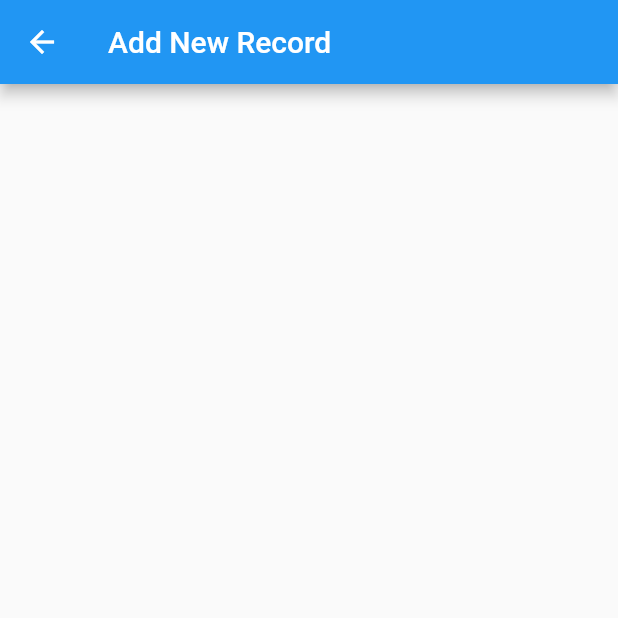
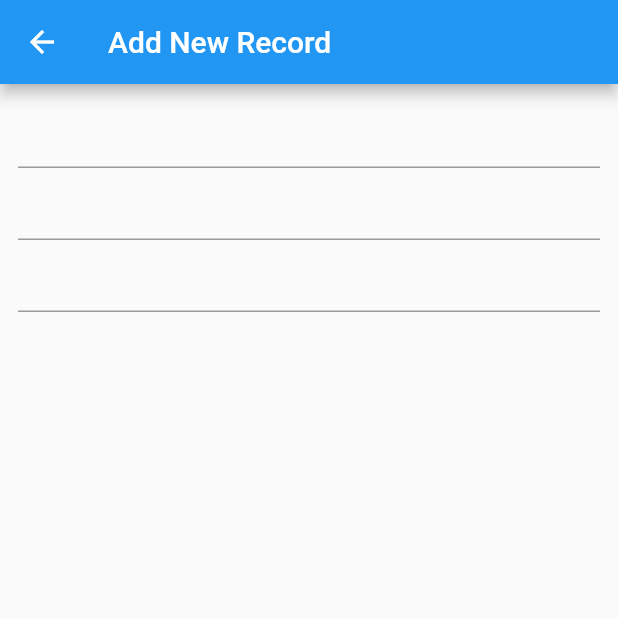
Before and after one commit to ozkayas/weight-tracker, a Flutter app: the AddRecordScreen screen opened directly, on a phone screen of 412 x 824 dp, the top half of it. Run offline on Flutter 3.47's test engine with Material 2 defaults, Android fonts, the phone set to English and light mode, and no system bars; our stand-ins replace freezed_annotation, get.

Commit message:
Add navigation and form widget

```diff
--- a/lib/views/add_record.dart
+++ b/lib/views/add_record.dart
@@ -11,6 +11,9 @@ class AddRecordScreen extends StatefulWidget {
 
 class _AddRecordScreenState extends State<AddRecordScreen> {
   final Controller _controller = Get.find();
+  TextEditingController _date = TextEditingController();
+  TextEditingController _weight = TextEditingController();
+  TextEditingController _note = TextEditingController();
 
   @override
   Widget build(BuildContext context) {
@@ -19,7 +22,13 @@ class _AddRecordScreenState extends State<AddRecordScreen> {
         title: Text('Add New Record'),
       ),
       body: Center(
-        child: Form(child: Column()),
+        child: Padding(
+          padding: const EdgeInsets.symmetric(vertical: 8.0, horizontal: 12.0),
+          child: Form(
+            child: Column(
+                children: [TextFormField(), TextFormField(), TextFormField()]),
+          ),
+        ),
       ),
     );
   }
--- a/lib/views/home_page.dart
+++ b/lib/views/home_page.dart
@@ -2,6 +2,7 @@ import 'package:flutter/material.dart';
 import 'package:get/get.dart';
 import 'package:weight_tracker/models/record.dart';
 import 'package:weight_tracker/viewmodels/controller.dart';
+import 'package:weight_tracker/views/add_record.dart';
 import 'package:weight_tracker/views/graph.dart';
 import 'package:weight_tracker/views/history.dart';
 
@@ -28,7 +29,8 @@ class _HomePageState extends State<HomePage> {
       ),
       floatingActionButton: FloatingActionButton(
         onPressed: () {
-          _controller.addRecord(Record(dateTime: DateTime.now(), weight: 30.0));
+          Get.to(AddRecordScreen());
+          //_controller.addRecord(Record(dateTime: DateTime.now(), weight: 30.0));
         },
         child: Icon(Icons.add),
       ),
--- a/lib/widgets/record_list_tile.dart
+++ b/lib/widgets/record_list_tile.dart
@@ -20,7 +20,8 @@ class RecordListTile extends StatelessWidget {
     ///Todo; bu sinif icinden controllera ulasmak dogru mu? Burasi widget.
     final Controller _controller = Get.find();
 
-    return ListTile(
+    return Card(
+      child: ListTile(
         leading: date,
         title: Center(child: weight),
         subtitle: Center(child: subtitleNote),
@@ -30,6 +31,7 @@ class RecordListTile extends StatelessWidget {
             _controller.deleteRecord(record);
           },
         ),
+      ),
     );
   }
 }
```
Lines whose indentation alone changed are shown as unchanged.
